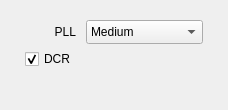
Old version of the form src/qtgui/demod_options.ui in the repository gqrx-sdr/gqrx.
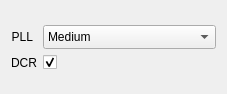
New version of the form. The open tabs and pages were chosen to show the change.

Commit message: Demod options dialog UI changes

The edit to the form file:
```diff
--- a/src/qtgui/demod_options.ui
+++ b/src/qtgui/demod_options.ui
@@ -6,8 +6,8 @@
    <rect>
     <x>0</x>
     <y>0</y>
-    <width>228</width>
-    <height>110</height>
+    <width>227</width>
+    <height>90</height>
    </rect>
   </property>
   <property name="windowTitle">
@@ -257,32 +257,33 @@
       </widget>
      </widget>
      <widget class="QWidget" name="demodAmSyncOpt">
-      <layout class="QVBoxLayout" name="verticalLayout_4">
-       <item>
-        <layout class="QFormLayout" name="pagedemodFormLayout3">
-         <property name="fieldGrowthPolicy">
-          <enum>QFormLayout::AllNonFixedFieldsGrow</enum>
-         </property>
+      <layout class="QFormLayout" name="formLayout_3">
          <property name="labelAlignment">
-          <set>Qt::AlignRight|Qt::AlignTrailing|Qt::AlignVCenter</set>
-         </property>
-         <property name="horizontalSpacing">
-          <number>10</number>
-         </property>
-         <property name="verticalSpacing">
-          <number>5</number>
+        <set>Qt::AlignLeading|Qt::AlignLeft|Qt::AlignVCenter</set>
+       </property>
+       <property name="formAlignment">
+        <set>Qt::AlignLeading|Qt::AlignLeft|Qt::AlignVCenter</set>
          </property>
          <property name="leftMargin">
-          <number>5</number>
+        <number>0</number>
+       </property>
+       <property name="topMargin">
+        <number>0</number>
          </property>
          <property name="rightMargin">
-          <number>5</number>
+        <number>0</number>
          </property>
          <property name="bottomMargin">
-          <number>5</number>
+        <number>0</number>
          </property>
          <item row="0" column="0">
           <widget class="QLabel" name="pllBwLabel">
+         <property name="sizePolicy">
+          <sizepolicy hsizetype="Preferred" vsizetype="Preferred">
+           <horstretch>0</horstretch>
+           <verstretch>0</verstretch>
+          </sizepolicy>
+         </property>
            <property name="text">
             <string>PLL</string>
            </property>
@@ -294,7 +295,7 @@
          <item row="0" column="1">
           <widget class="QComboBox" name="pllBwSelector">
            <property name="sizePolicy">
-            <sizepolicy hsizetype="Preferred" vsizetype="Minimum">
+          <sizepolicy hsizetype="MinimumExpanding" vsizetype="Preferred">
              <horstretch>0</horstretch>
              <verstretch>0</verstretch>
             </sizepolicy>
@@ -333,20 +334,37 @@
            </item>
           </widget>
          </item>
-	 <item row="1" column="0">
+       <item row="1" column="1">
           <widget class="QCheckBox" name="syncdcrCheckBox">
+         <property name="sizePolicy">
+          <sizepolicy hsizetype="MinimumExpanding" vsizetype="Preferred">
+           <horstretch>0</horstretch>
+           <verstretch>0</verstretch>
+          </sizepolicy>
+         </property>
            <property name="toolTip">
             <string>Enable/disable DC removal.</string>
            </property>
            <property name="text">
-            <string>DCR</string>
+          <string/>
            </property>
            <property name="checked">
             <bool>true</bool>
            </property>
           </widget>
          </item>
-        </layout>
+       <item row="1" column="0">
+        <widget class="QLabel" name="label_3">
+         <property name="sizePolicy">
+          <sizepolicy hsizetype="Preferred" vsizetype="Preferred">
+           <horstretch>0</horstretch>
+           <verstretch>0</verstretch>
+          </sizepolicy>
+         </property>
+         <property name="text">
+          <string>DCR</string>
+         </property>
+        </widget>
        </item>
       </layout>
      </widget>
```
Left out of the diff: 125 changed lines with no effect on the pictures. Lines whose indentation alone changed are shown as unchanged.
